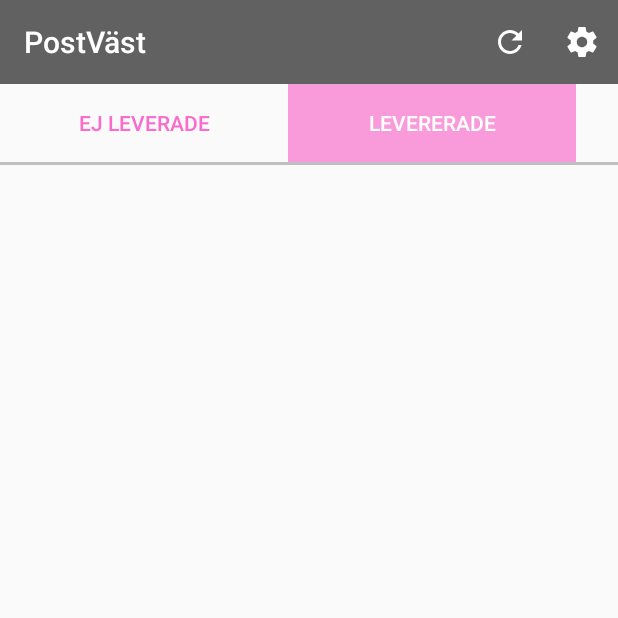
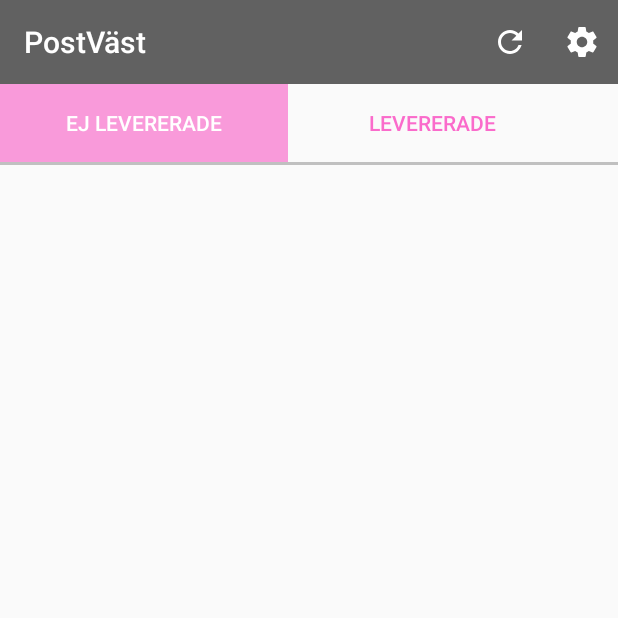
Before and after one commit to fransbernhard/Delivery, an Android app: the screen it shows after launch (ListActivity), after a tap on "LEVERERADE", on a phone screen of 412 x 824 dp, the top half of it. Run offline under Robolectric (Android 15) with nearby library versions, the phone set to English and light mode, and no system bars; Roboto replaces fonts that are not available here; 7 statements that could not run were skipped.

Commit message:
Tabs in ListView

```diff
--- a/app/src/main/java/se/fransbernhard/delivery/ListActivity.java
+++ b/app/src/main/java/se/fransbernhard/delivery/ListActivity.java
@@ -10,7 +10,9 @@
 import android.view.MenuItem;
 import android.view.View;
 import android.widget.AdapterView;
+import android.widget.Button;
 import android.widget.ListView;
+import android.widget.TextView;
 
 import java.util.List;
 
@@ -25,6 +27,11 @@
     private List<Client> clients;
     private boolean showingNotDelivered;
     private ClientsAdapter adapterNotDelivered, adapterDelivered;
+    private Button deliverd;
+    private Button unDeliverd;
+    private TextView deliverdText;
+    private TextView unDeliverdText;
+
 
     @Override
     protected void onCreate(Bundle savedInstanceState) {
@@ -46,6 +53,12 @@
         ordersDelivered = dbhelper.getAllDeliveryStatus(1);
         ordersNotDelivered = dbhelper.getAllDeliveryStatus(0, amountOfOrders);
         clients = dbhelper.getAllClients();
+
+        deliverd = findViewById(R.id.LevButton);
+        deliverdText = findViewById(R.id.LevText);
+        unDeliverd = findViewById(R.id.EjLevButton);
+        unDeliverdText = findViewById(R.id.EjLevText);
+
 
         setAdapter();
 
@@ -105,11 +118,22 @@
 
     public void clickedNotDelivered(View v) {
         showingNotDelivered = true;
+
+        unDeliverd.setVisibility(View.INVISIBLE);
+        unDeliverdText.setVisibility(View.VISIBLE);
+        deliverd.setVisibility(View.VISIBLE);
+        deliverdText.setVisibility(View.INVISIBLE);
+
         setAdapter();
     }
 
     public void clickedDelivered(View v) {
         showingNotDelivered = false;
+
+        deliverd.setVisibility(View.INVISIBLE);
+        deliverdText.setVisibility(View.VISIBLE);
+        unDeliverd.setVisibility(View.VISIBLE);
+        unDeliverdText.setVisibility(View.INVISIBLE);
         setAdapter();
     }
 
--- a/app/src/main/res/layout/activity_detail.xml
+++ b/app/src/main/res/layout/activity_detail.xml
@@ -120,12 +120,10 @@
 
     <TextView
         android:id="@+id/contactNumber"
-        android:layout_width="0dp"
+        android:layout_width="wrap_content"
         android:layout_height="wrap_content"
-        android:layout_marginEnd="8dp"
         android:layout_marginStart="16dp"
         android:text="+46 (0) 123456789"
-        app:layout_constraintEnd_toEndOf="parent"
         app:layout_constraintStart_toStartOf="parent"
         app:layout_constraintTop_toBottomOf="@+id/contactPerson" />
 
--- a/app/src/main/res/layout/activity_list.xml
+++ b/app/src/main/res/layout/activity_list.xml
@@ -21,6 +21,18 @@
         android:layout_height="52dp"
         android:onClick="clickedNotDelivered"
         android:text="@string/ejLeveradeButton"
+        android:background="@color/colorButtonfaded"
+        android:textColor="@android:color/background_light"
+        android:visibility="invisible"
+        app:layout_constraintStart_toStartOf="parent"
+        app:layout_constraintTop_toBottomOf="@+id/myToolbar" />
+
+    <TextView
+        android:id="@+id/EjLevText"
+        style="@style/Widget.AppCompat.Button.Borderless"
+        android:layout_width="192dp"
+        android:layout_height="52dp"
+        android:text="@string/ejLeveradeButton"
         android:textColor="@color/colorButton"
         app:layout_constraintStart_toStartOf="parent"
         app:layout_constraintTop_toBottomOf="@+id/myToolbar" />
@@ -34,6 +46,20 @@
         android:onClick="clickedDelivered"
         android:text="@string/levereradeButton"
         android:textColor="@android:color/background_light"
+        android:visibility="visible"
+        app:layout_constraintEnd_toEndOf="parent"
+        app:layout_constraintHorizontal_bias="0.0"
+        app:layout_constraintStart_toEndOf="@+id/EjLevButton"
+        app:layout_constraintTop_toBottomOf="@+id/myToolbar" />
+
+    <TextView
+        android:id="@+id/LevText"
+        style="@style/Widget.AppCompat.Button.Borderless"
+        android:layout_width="192dp"
+        android:layout_height="52dp"
+        android:text="@string/levereradeButton"
+        android:textColor="@color/colorButton"
+        android:visibility="invisible"
         app:layout_constraintEnd_toEndOf="parent"
         app:layout_constraintHorizontal_bias="0.0"
         app:layout_constraintStart_toEndOf="@+id/EjLevButton"
--- a/app/src/main/res/values/strings.xml
+++ b/app/src/main/res/values/strings.xml
@@ -1,7 +1,7 @@
 <resources>
     <string name="app_name">PostVäst</string>
     <string name="settings_name">Inställningar</string>
-    <string name="ejLeveradeButton">Ej Leverade</string>
+    <string name="ejLeveradeButton">Ej Levererade</string>
     <string name="levereradeButton">Levererade</string>
     <string name="settingsButton">Inställningar</string>
     <string name="refreshButton">Uppdatera</string>
```
